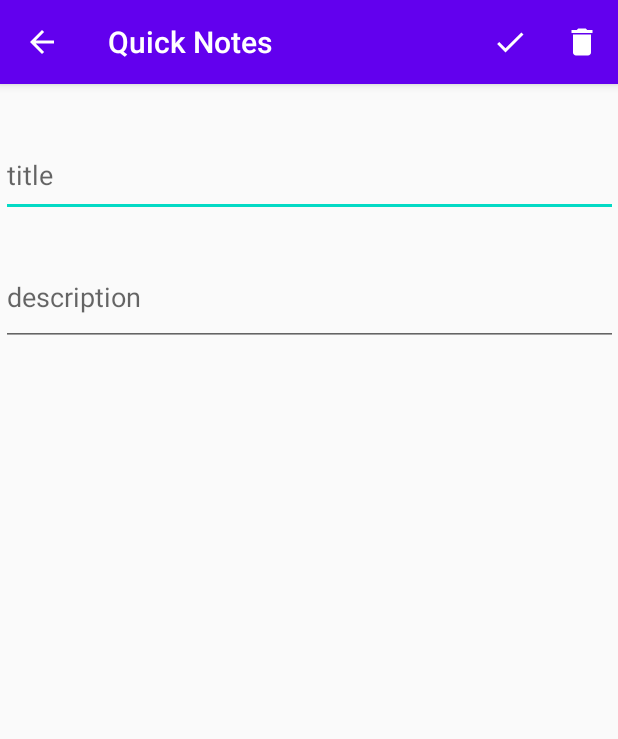
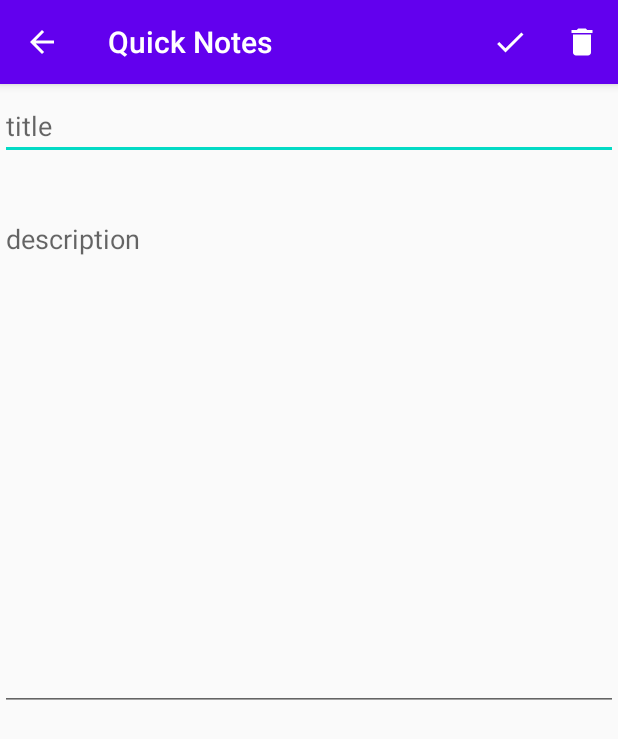
Before and after one commit to Soumyo78/Android-Practice-Projects, an Android app: the NoteDetails screen opened directly, with no data from a screen before it, after a tap on "save", on a phone screen of 412 x 824 dp. Shown: the top 739 px of the screen. Run offline under Robolectric (Android 15) with nearby library versions, the phone set to English and light mode, and no system bars.

Commit message:
Note save functionality added

```diff
--- a/QuickNotes/app/src/main/AndroidManifest.xml
+++ b/QuickNotes/app/src/main/AndroidManifest.xml
@@ -13,7 +13,6 @@
             <meta-data
                 android:name="android.support.PARENT_ACTIVITY"
                 android:value=".MainActivity">
-
             </meta-data>
         </activity>
         <activity android:name=".MainActivity">
--- a/QuickNotes/app/src/main/java/com/soumyoroy/quicknotes/NoteDetails.kt
+++ b/QuickNotes/app/src/main/java/com/soumyoroy/quicknotes/NoteDetails.kt
@@ -1,19 +1,66 @@
 package com.soumyoroy.quicknotes
 
+import android.content.ContentValues
+import android.database.sqlite.SQLiteDatabase
 import androidx.appcompat.app.AppCompatActivity
 import android.os.Bundle
-import android.os.PersistableBundle
 import android.view.Menu
+import android.view.MenuItem
+import android.widget.Toast
+import kotlinx.android.synthetic.main.activity_note_details.*
 
 class NoteDetails : AppCompatActivity() {
+
+    var db:SQLiteDatabase? = null
+
 
     override fun onCreate(savedInstanceState: Bundle?) {
         super.onCreate(savedInstanceState)
         setContentView(R.layout.activity_note_details)
+
+        val quickNotesDatabaseHelper = QuickNotesSQLiteOpenHelper(this)
+        db = quickNotesDatabaseHelper.writableDatabase
+    }
+
+    override fun onOptionsItemSelected(item: MenuItem): Boolean {
+
+        if (item!!.itemId == R.id.save_note){
+
+            // Inserting new notes
+            val newNoteValues = ContentValues()
+
+            // Checking the title is empty or not
+            if (editTextTitle.text.isEmpty()){
+                newNoteValues.put("TITLE", "Untitled")
+            }
+            else{
+                newNoteValues.put("TITLE", editTextTitle.text.toString())
+            }
+
+            newNoteValues.put("DESCRIPTION", editTextDescription.text.toString())
+
+            db!!.insert("notes", null, newNoteValues)
+            Toast.makeText(this, "Note saved Successfully", Toast.LENGTH_SHORT).show()
+
+            // Clearing the edit texts
+            editTextTitle.setText("")
+            editTextDescription.setText("")
+
+            // Shifting the focus to editTextTitle after clearing
+            editTextTitle.requestFocus()
+        }
+
+        return super.onOptionsItemSelected(item)
     }
 
     override fun onCreateOptionsMenu(menu: Menu?): Boolean {
         menuInflater.inflate(R.menu.note_details_menu,menu)
         return super.onCreateOptionsMenu(menu)
     }
+
+    override fun onDestroy() {
+        super.onDestroy()
+
+        db!!.close()
+    }
 }
--- a/QuickNotes/app/src/main/res/layout/activity_note_details.xml
+++ b/QuickNotes/app/src/main/res/layout/activity_note_details.xml
@@ -8,25 +8,25 @@
 
     <EditText
         android:id="@+id/editTextTitle"
-        android:layout_width="411dp"
-        android:layout_height="0dp"
-        android:layout_marginTop="33dp"
-        android:layout_marginBottom="15dp"
+        android:layout_width="0dp"
+        android:layout_height="wrap_content"
+        android:layout_marginTop="5dp"
         android:autofillHints=""
         android:ems="10"
         android:hint="@string/title"
         android:inputType="textPersonName"
         app:layout_constraintBottom_toTopOf="@+id/editTextDescription"
         app:layout_constraintEnd_toEndOf="parent"
+        app:layout_constraintHorizontal_bias="1.0"
         app:layout_constraintStart_toStartOf="parent"
         app:layout_constraintTop_toTopOf="parent" />
 
     <EditText
         android:id="@+id/editTextDescription"
-        android:layout_width="411dp"
+        android:layout_width="0dp"
         android:layout_height="0dp"
-        android:layout_marginTop="15dp"
-        android:layout_marginBottom="593dp"
+        android:layout_marginTop="30dp"
+        android:layout_marginBottom="350dp"
         android:ems="10"
         android:gravity="start|top"
         android:hint="@string/description"
```
